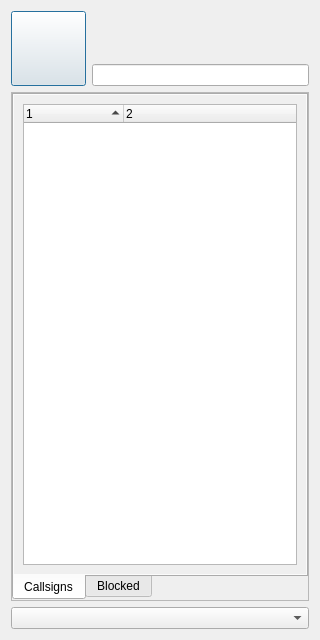
Above: src/ui/xmpp/gkxmpprosterdialog.ui from GekkoFyre/small-world-deluxe before the change. Below: the same form after it.
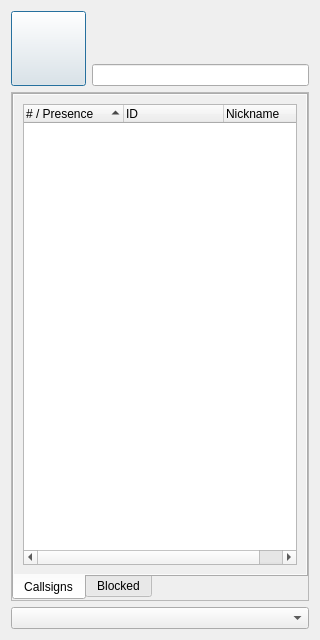
That is the form after the change.

```diff
--- a/src/ui/xmpp/gkxmpprosterdialog.ui
+++ b/src/ui/xmpp/gkxmpprosterdialog.ui
@@ -275,16 +275,21 @@
                      <bool>true</bool>
                     </property>
                     <property name="columnCount">
-                     <number>2</number>
+                     <number>3</number>
                     </property>
                     <column>
                      <property name="text">
-                      <string notr="true">1</string>
+                      <string notr="true"># / Presence</string>
                      </property>
                     </column>
                     <column>
                      <property name="text">
-                      <string notr="true">2</string>
+                      <string notr="true">ID</string>
+                     </property>
+                    </column>
+                    <column>
+                     <property name="text">
+                      <string>Nickname</string>
                      </property>
                     </column>
                    </widget>
```
Left out of the diff: 21 changed lines with no effect on the pictures.
